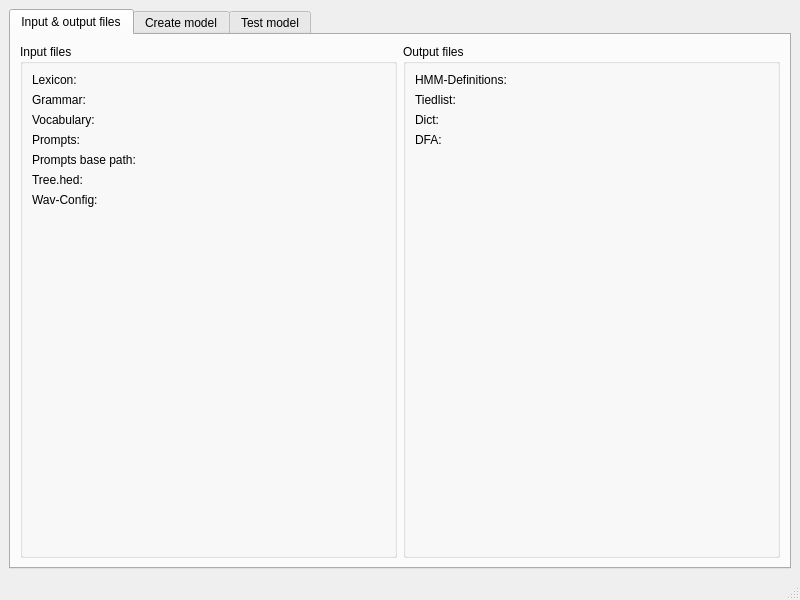
Above: sam/src/main.ui from KDE/simon before the change. Below: the same form after it.
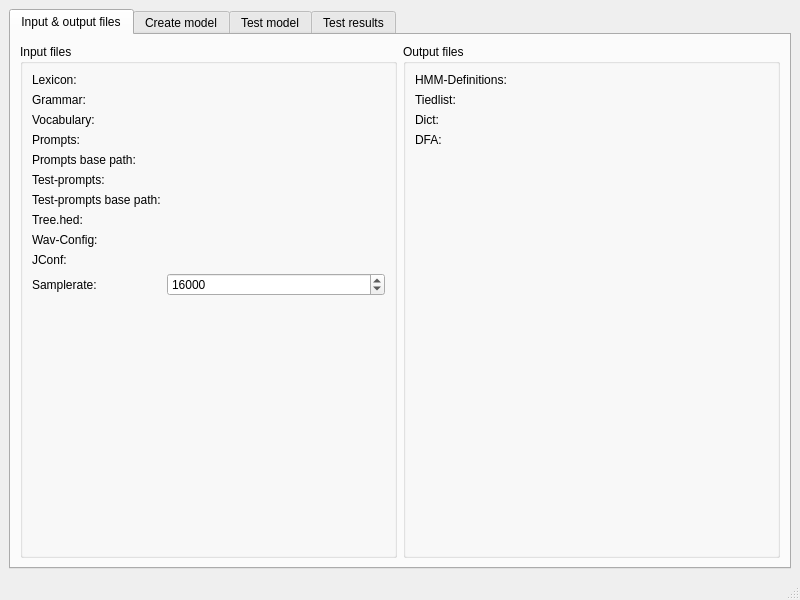
That is the form after the change. Custom widgets are drawn as their Qt base class.

Commit message: Adding new julius fork; Adding sam icon; sam can now test models; Initial analyzation work of the test results has been integrated (word- and sentence based recognition tests) The actual tests of sam are done with the new modeltest library which uses SoX (external program) for recoding the samples and the julius lib for the recognition

The edit to the form file:
```diff
--- a/sam/src/main.ui
+++ b/sam/src/main.ui
@@ -83,25 +83,82 @@
               <widget class="KUrlRequester" name="urPromptsBasePath" />
              </item>
              <item row="6" column="0" >
+              <widget class="QLabel" name="lbTestPrompts" >
+               <property name="text" >
+                <string>Test-prompts:</string>
+               </property>
+              </widget>
+             </item>
+             <item row="6" column="1" >
+              <widget class="KUrlRequester" name="urTestPrompts" />
+             </item>
+ 
+             <item row="7" column="0" >
+              <widget class="QLabel" name="lbTestPromptsBasePath" >
+               <property name="text" >
+                <string>Test-prompts base path:</string>
+               </property>
+              </widget>
+             </item>
+             <item row="7" column="1" >
+              <widget class="KUrlRequester" name="urTestPromptsBasePath" />
+             </item>
+
+             <item row="8" column="0" >
               <widget class="QLabel" name="lbTreeHed" >
                <property name="text" >
                 <string>Tree.hed:</string>
                </property>
               </widget>
              </item>
-             <item row="6" column="1" >
+             <item row="8" column="1" >
               <widget class="KUrlRequester" name="urTreeHed" />
              </item>
-             <item row="7" column="0" >
+             <item row="9" column="0" >
               <widget class="QLabel" name="lbWavConfig" >
                <property name="text" >
                 <string>Wav-Config:</string>
                </property>
               </widget>
              </item>
-             <item row="7" column="1" >
+             <item row="9" column="1" >
               <widget class="KUrlRequester" name="urWavConfig" />
              </item>
+
+	     <item row="10" column="0" >
+              <widget class="QLabel" name="lbJConf" >
+               <property name="text" >
+                <string>JConf:</string>
+               </property>
+              </widget>
+             </item>
+             <item row="10" column="1" >
+              <widget class="KUrlRequester" name="urJConf" />
+             </item>
+	     <item row="11" column="0" >
+              <widget class="QLabel" name="lbSampleRate" >
+               <property name="text" >
+                <string>Samplerate:</string>
+               </property>
+              </widget>
+             </item>
+             <item row="11" column="1" >
+	     <widget class="QSpinBox" name="sbSampleRate">
+	     <property name="minimum" >
+              <number>8000</number>
+             </property>
+             <property name="maximum" >
+              <number>128000</number>
+             </property>
+             <property name="value" >
+              <number>16000</number>
+             </property>
+	     </widget>
+
+             </item>
+
+
+
             </layout>
            </widget>
           </item>
@@ -253,7 +310,15 @@
           </item>
          </layout>
         </item>
-        <item>
+       </layout>
+      </widget>
+
+      <widget class="QWidget" name="Seite_4" >
+       <attribute name="title" >
+        <string>Test results</string>
+       </attribute>
+       <layout class="QVBoxLayout" name="verticalLayout_15" >
+	<item>
          <layout class="QHBoxLayout" name="horizontalLayout_4" >
           <item>
            <widget class="QLabel" name="lbRecognitionRate" >
@@ -276,6 +341,8 @@
         </item>
        </layout>
       </widget>
+
+
      </widget>
     </item>
    </layout>
```
Left out of the diff: 68 changed lines with no effect on the pictures. The commit also changes 630 other files.
